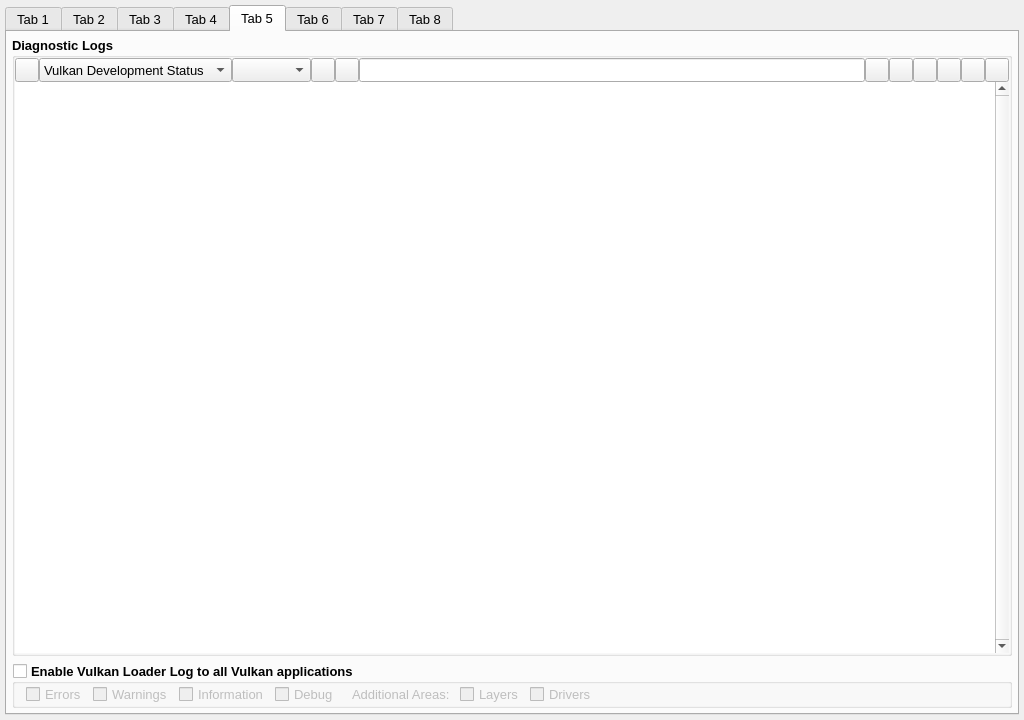
Old version of the form vkconfig_gui/mainwindow.ui in the repository LunarG/VulkanTools.
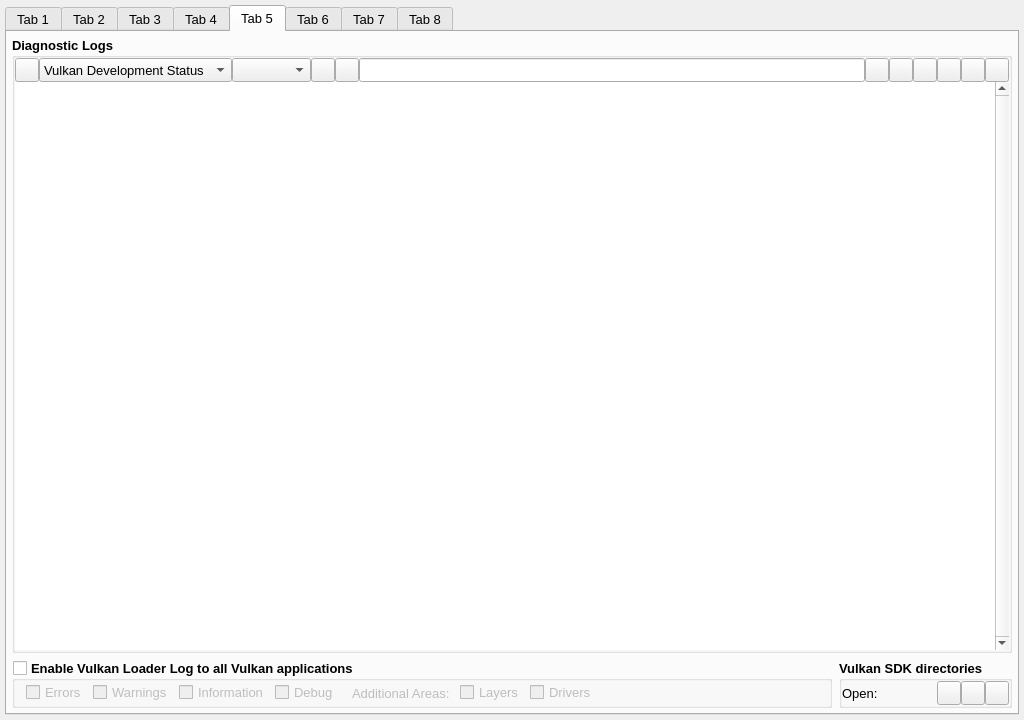
New version of the form. The open tabs and pages were chosen to show the change. Icons and pictures are not drawn.

Commit message: vkconfig: Add Vulkan SDK dir browse buttons

The edit to the form file:
```diff
--- a/vkconfig_gui/mainwindow.ui
+++ b/vkconfig_gui/mainwindow.ui
@@ -2996,12 +2996,17 @@
          </widget>
         </item>
         <item>
+         <layout class="QHBoxLayout" name="horizontalLayout_18">
+          <property name="topMargin">
+           <number>0</number>
+          </property>
+          <item>
          <widget class="QGroupBox" name="diagnostic_group_box_loader_log">
           <property name="enabled">
            <bool>true</bool>
           </property>
           <property name="sizePolicy">
-           <sizepolicy hsizetype="Preferred" vsizetype="Minimum">
+             <sizepolicy hsizetype="Expanding" vsizetype="Minimum">
             <horstretch>0</horstretch>
             <verstretch>0</verstretch>
            </sizepolicy>
@@ -3172,6 +3177,146 @@
            </item>
           </layout>
          </widget>
+          </item>
+          <item>
+           <widget class="QGroupBox" name="groupBox_2">
+            <property name="sizePolicy">
+             <sizepolicy hsizetype="Preferred" vsizetype="Preferred">
+              <horstretch>0</horstretch>
+              <verstretch>0</verstretch>
+             </sizepolicy>
+            </property>
+            <property name="font">
+             <font>
+              <family>Arial</family>
+              <pointsize>10</pointsize>
+              <bold>true</bold>
+             </font>
+            </property>
+            <property name="title">
+             <string>Vulkan SDK directories</string>
+            </property>
+            <layout class="QHBoxLayout" name="horizontalLayout_19">
+             <property name="spacing">
+              <number>0</number>
+             </property>
+             <property name="leftMargin">
+              <number>0</number>
+             </property>
+             <property name="topMargin">
+              <number>0</number>
+             </property>
+             <property name="rightMargin">
+              <number>0</number>
+             </property>
+             <property name="bottomMargin">
+              <number>0</number>
+             </property>
+             <item>
+              <widget class="QLabel" name="label_13">
+               <property name="font">
+                <font>
+                 <family>Arial</family>
+                 <pointsize>10</pointsize>
+                 <bold>false</bold>
+                </font>
+               </property>
+               <property name="text">
+                <string>Open: </string>
+               </property>
+              </widget>
+             </item>
+             <item>
+              <widget class="QPushButton" name="diagnostic_dir_sdk">
+               <property name="minimumSize">
+                <size>
+                 <width>24</width>
+                 <height>24</height>
+                </size>
+               </property>
+               <property name="maximumSize">
+                <size>
+                 <width>24</width>
+                 <height>24</height>
+                </size>
+               </property>
+               <property name="font">
+                <font>
+                 <family>Arial</family>
+                 <pointsize>10</pointsize>
+                 <bold>false</bold>
+                </font>
+               </property>
+               <property name="toolTip">
+                <string>Open Vulkan SDK installation directory</string>
+               </property>
+               <property name="text">
+                <string/>
+               </property>
+              </widget>
+             </item>
+             <item>
+              <widget class="QPushButton" name="diagnostic_dir_home">
+               <property name="minimumSize">
+                <size>
+                 <width>24</width>
+                 <height>24</height>
+                </size>
+               </property>
+               <property name="maximumSize">
+                <size>
+                 <width>24</width>
+                 <height>24</height>
+                </size>
+               </property>
+               <property name="font">
+                <font>
+                 <family>Arial</family>
+                 <pointsize>10</pointsize>
+                 <bold>false</bold>
+                </font>
+               </property>
+               <property name="toolTip">
+                <string>Open Vulkan SDK home directory</string>
+               </property>
+               <property name="text">
+                <string/>
+               </property>
+              </widget>
+             </item>
+             <item>
+              <widget class="QPushButton" name="diagnostic_dir_system">
+               <property name="minimumSize">
+                <size>
+                 <width>24</width>
+                 <height>24</height>
+                </size>
+               </property>
+               <property name="maximumSize">
+                <size>
+                 <width>24</width>
+                 <height>24</height>
+                </size>
+               </property>
+               <property name="font">
+                <font>
+                 <family>Arial</family>
+                 <pointsize>10</pointsize>
+                 <bold>false</bold>
+                </font>
+               </property>
+               <property name="toolTip">
+                <string>Open Vulkan SDK system directory</string>
+               </property>
+               <property name="text">
+                <string/>
+               </property>
+              </widget>
+             </item>
+            </layout>
+           </widget>
+          </item>
+         </layout>
         </item>
        </layout>
       </widget>
```
Left out of the diff: 2 changed lines with no effect on the pictures. Lines whose indentation alone changed are shown as unchanged. The commit also changes 11 other files.
